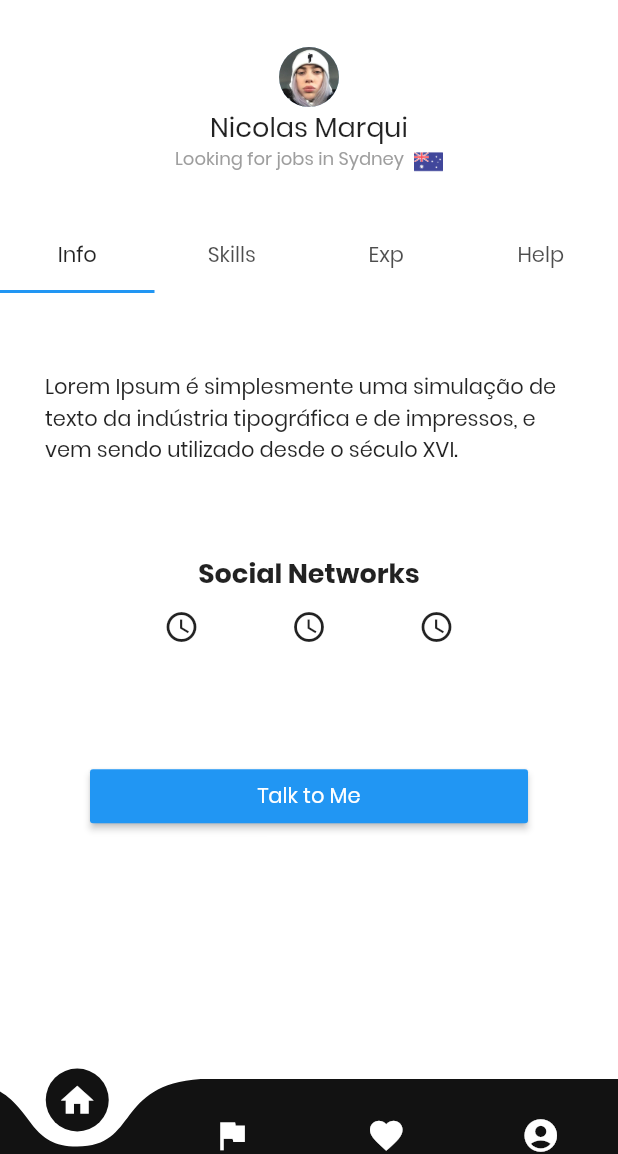
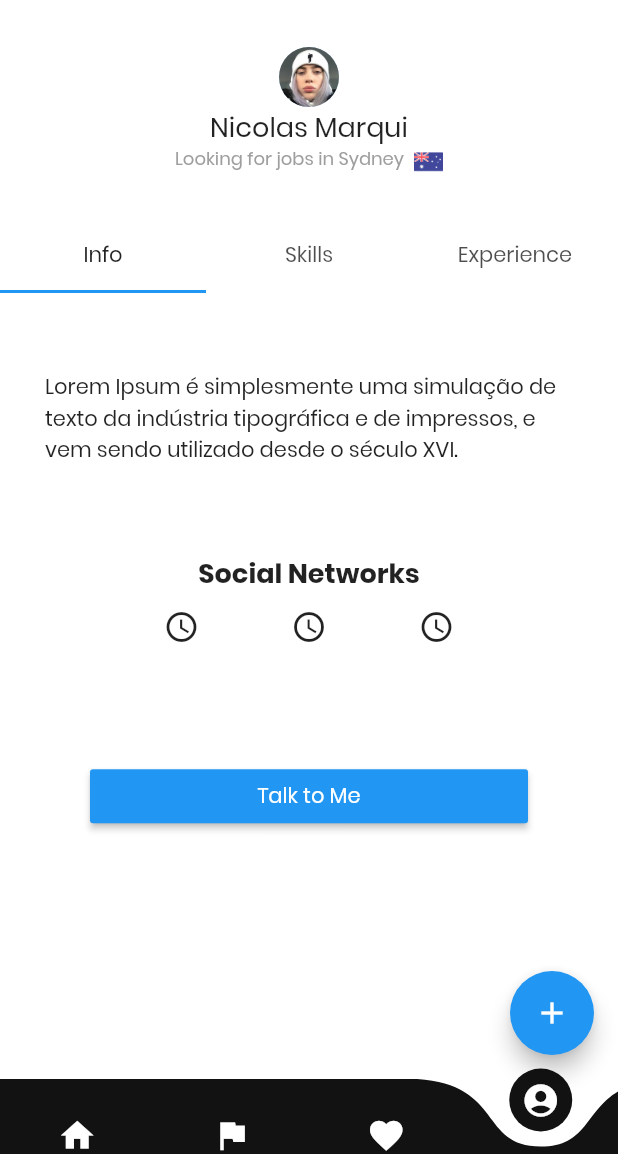
Before and after one commit to NicolasMarqui/Seekr-Flutter, a Flutter app: the screen it shows after launch, on a phone screen of 412 x 824 dp, the part 82-1236 px from its top. Run offline on Flutter 3.47's test engine with Material 2 defaults, Android fonts, the phone set to English and light mode, and no system bars; drawn by our look-alikes of curved_navigation_bar.

Commit message:
Added floating action button and raw profile settings

```diff
--- a/frontend/lib/pages/home.dart
+++ b/frontend/lib/pages/home.dart
@@ -5,17 +5,25 @@ import '../widgets/drawer.dart';
 import '../widgets/newestJobs.dart';
 import '../widgets/selectCity.dart';
 import '../pages/seeJobs.dart';
-import '../pages/profile.dart';
+import '../pages/changeProfile.dart';
 import '../pages/favorites.dart';
 import '../pages/search.dart';
+import '../pages/profile.dart';
 
 class HomePage extends StatefulWidget {
+
+  final page;
+
+  const HomePage({Key key, this.page = 3}) : super(key: key);
+
   @override
-  _HomePageState createState() => _HomePageState();
+  _HomePageState createState() => _HomePageState(page: page);
 }
 
 class _HomePageState extends State<HomePage> {
-  int _page = 3;
+  int page;
+
+  _HomePageState({this.page = 3});
 
   final _pages = [
     HomePageContent(),
@@ -42,7 +50,7 @@ class _HomePageState extends State<HomePage> {
           ),
           onTap: (){
             setState(() {
-              _page = 0;
+              page = 0;
             });
           },
         ),
@@ -65,8 +73,15 @@ class _HomePageState extends State<HomePage> {
       drawer: Drawer(
         child: SideDrawer(),
       ),
-      body: _pages[_page],
+      floatingActionButton: page == 3 ? FloatingActionButton(
+        onPressed: (){
+          Navigator.push(context, MaterialPageRoute(builder: (context) => ChangeProfile()));
+        },
+        child: Icon(Icons.add),
+      ) : null,
+      body: _pages[page],
       bottomNavigationBar: CurvedNavigationBar(
+        index: page,
         height: 50,
         backgroundColor: Colors.white,
         animationDuration: Duration(milliseconds: 400),
@@ -95,7 +110,7 @@ class _HomePageState extends State<HomePage> {
         ],
         onTap: (index) {
           setState(() {
-            _page = index;
+            page = index;
           });
         },
       ),
--- a/frontend/lib/pages/profile.dart
+++ b/frontend/lib/pages/profile.dart
@@ -21,7 +21,7 @@ class _ProfileState extends State<Profile> with TickerProviderStateMixin {
   @override
   void initState() {
     super.initState();
-    _tabController = TabController(vsync: this, length: 4);
+    _tabController = TabController(vsync: this, length: 3);
   }
 
   @override
@@ -29,8 +29,7 @@ class _ProfileState extends State<Profile> with TickerProviderStateMixin {
     final List<String> options = [
       "Info",
       "Skills",
-      "Exp",
-      "Help",
+      "Experience",
     ];
     SystemChrome.setPreferredOrientations([
       DeviceOrientation.portraitUp,
@@ -92,8 +91,9 @@ class _ProfileState extends State<Profile> with TickerProviderStateMixin {
                 ProfileSkills(
                   user: user,
                 ),
-                ProfileExperience(user: user,),
-                ProfileHelp(),
+                ProfileExperience(
+                  user: user,
+                ),
               ],
             ),
           ),
--- a/frontend/lib/widgets/drawer.dart
+++ b/frontend/lib/widgets/drawer.dart
@@ -1,5 +1,6 @@
 import 'package:flutter/material.dart';
 
+import '../pages/home.dart';
 import '../styles/styles.dart';
 
 class SideDrawer extends StatelessWidget {
@@ -48,6 +49,9 @@ class SideDrawer extends StatelessWidget {
                   'About Me',
                   style: AppStyles.titleWhite(),
                 ),
+                onTap: (){
+                  Navigator.push(context, MaterialPageRoute(builder: (context) => HomePage(page: 3,)));
+                },
               ),
               ListTile(
                 leading: Icon(
--- a/frontend/lib/widgets/newestJobs.dart
+++ b/frontend/lib/widgets/newestJobs.dart
@@ -1,4 +1,5 @@
 import 'package:flutter/material.dart';
+import 'package:frontend/pages/home.dart';
 
 import '../styles/styles.dart';
 import '../models/jobs.dart';
@@ -47,7 +48,9 @@ class RecentJobs extends StatelessWidget {
                   'See all',
                   style: AppStyles.linkText(),
                 ),
-                onPressed: () {},
+                onPressed: () {
+                  Navigator.push(context, MaterialPageRoute(builder: (context) => HomePage(page: 1,)));
+                },
               )
             ],
           ),
```
Also changed, not shown: frontend/lib/pages/changeProfile.dart (added, +42 -0 lines), frontend/lib/widgets/profileHelp.dart (+26 -3 lines).
